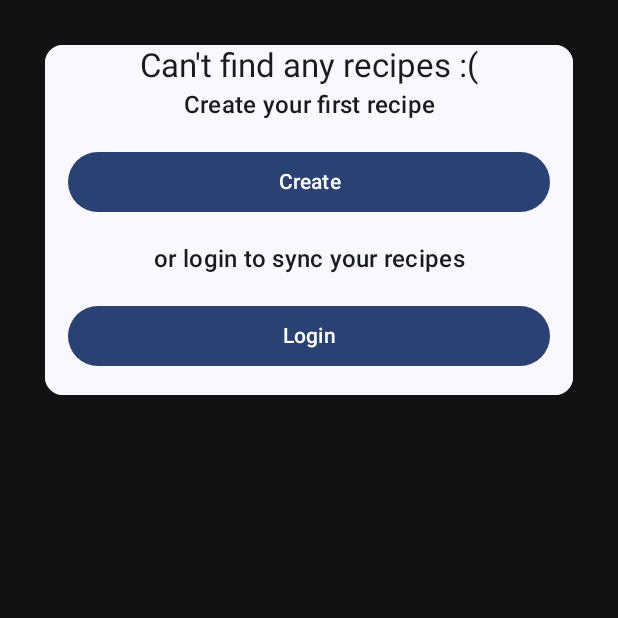
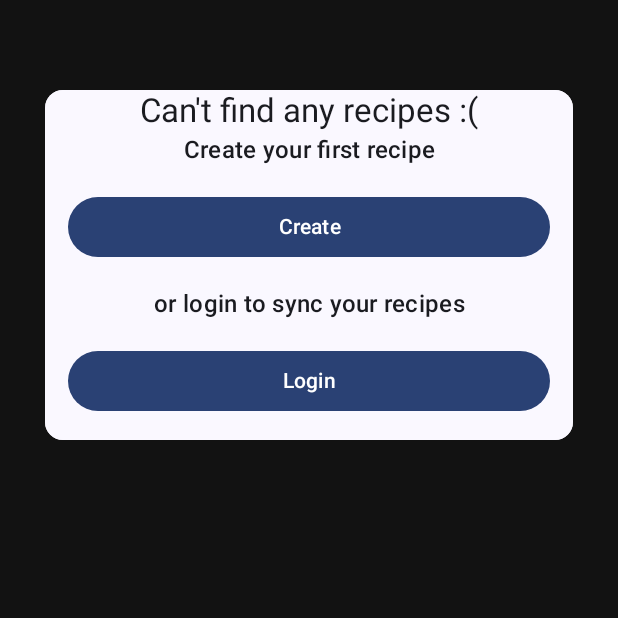
Before and after one commit to olim88/rezepte, an Android app built with Jetpack Compose: the SearchActivity screen opened directly, with no data from a screen before it, on a phone screen of 412 x 824 dp, the top half of it. Run offline under Robolectric (Android 15) with nearby library versions, the phone set to English and light mode, and no system bars; our stand-ins replace AdMob; libraries missing offline, so code that uses them is left out: com.dropbox.core; pictures from the network do not load.

Commit message:
stop app going behind status bar

```diff
--- a/app/src/main/java/olim/android/rezepte/LoginActivity.kt
+++ b/app/src/main/java/olim/android/rezepte/LoginActivity.kt
@@ -62,7 +62,6 @@ import olim.android.rezepte.fileManagment.dropbox.DownloadTask
 import olim.android.rezepte.fileManagment.dropbox.DropboxClient
 import olim.android.rezepte.fileManagment.dropbox.UploadTask
 import olim.android.rezepte.ui.theme.RezepteTheme
-import olim.android.rezepte.R
 
 
 class LoginActivity : AppCompatActivity() {
@@ -219,12 +218,15 @@ fun MainLoginUi(finished: () -> Unit) {
 private fun MainScreen() {
     // Fetching the Local Context
     val mContext = LocalContext.current
+    Spacer(Modifier.height(height = getStatusBarHeight()))
     Column(
         modifier = Modifier
             .fillMaxSize()
             .background(MaterialTheme.colorScheme.background)
             .verticalScroll(rememberScrollState())
     ) {
+        //allow for status bar height
+        Spacer(Modifier.height(height = getStatusBarHeight()))
         //return home button
         Button(onClick = {
 
--- a/app/src/main/java/olim/android/rezepte/MainActivity.kt
+++ b/app/src/main/java/olim/android/rezepte/MainActivity.kt
@@ -22,11 +22,13 @@ import androidx.compose.foundation.background
 import androidx.compose.foundation.layout.Column
 import androidx.compose.foundation.layout.Row
 import androidx.compose.foundation.layout.Spacer
+import androidx.compose.foundation.layout.WindowInsets
 import androidx.compose.foundation.layout.fillMaxHeight
 import androidx.compose.foundation.layout.fillMaxWidth
 import androidx.compose.foundation.layout.height
 import androidx.compose.foundation.layout.padding
 import androidx.compose.foundation.layout.size
+import androidx.compose.foundation.layout.statusBars
 import androidx.compose.foundation.rememberScrollState
 import androidx.compose.foundation.shape.RoundedCornerShape
 import androidx.compose.foundation.text.KeyboardActions
@@ -53,11 +55,13 @@ import androidx.compose.ui.graphics.Color
 import androidx.compose.ui.graphics.RectangleShape
 import androidx.compose.ui.layout.ContentScale
 import androidx.compose.ui.platform.LocalContext
+import androidx.compose.ui.platform.LocalDensity
 import androidx.compose.ui.res.painterResource
 import androidx.compose.ui.res.stringResource
 import androidx.compose.ui.text.TextStyle
 import androidx.compose.ui.text.style.TextAlign
 import androidx.compose.ui.tooling.preview.Preview
+import androidx.compose.ui.unit.Dp
 import androidx.compose.ui.unit.dp
 import androidx.compose.ui.unit.sp
 import androidx.compose.ui.viewinterop.AndroidView
@@ -82,7 +86,6 @@ import olim.android.rezepte.recipeCreation.externalLoading.DownloadWebsite
 import olim.android.rezepte.recipeCreation.externalLoading.ImageToRecipe
 import olim.android.rezepte.recipeCreation.parseData
 import olim.android.rezepte.ui.theme.RezepteTheme
-import olim.android.rezepte.R
 import java.io.File
 
 class MainActivity : ComponentActivity() {
@@ -161,7 +164,6 @@ class MainActivity : ComponentActivity() {
 private fun MainScreen(accountData: MutableState<Pair<FullAccount?, Boolean>>) {
     // Fetching the Local Context
     val mContext = LocalContext.current
-
     Column(
         modifier = Modifier
             .fillMaxWidth()
@@ -232,6 +234,9 @@ private fun MainScreen(accountData: MutableState<Pair<FullAccount?, Boolean>>) {
     }
 
     //settings button
+    Column() {
+        //allow for status bar height
+        Spacer(Modifier.height(height = getStatusBarHeight()))
         Row {
             Spacer(modifier = Modifier.weight(1f))
             IconButton(onClick = {
@@ -247,6 +252,8 @@ private fun MainScreen(accountData: MutableState<Pair<FullAccount?, Boolean>>) {
                 )
             }
         }
+    }
+
 }
 
 @OptIn(ExperimentalMaterial3Api::class)
@@ -614,6 +621,13 @@ fun createTempFile(context: Context): File {
     )
 }
 
+@Composable
+fun getStatusBarHeight():  Dp {
+    val statusBars = WindowInsets.statusBars
+    val density = LocalDensity.current
+    return with(density) { statusBars.getTop(density).toDp() }
+}
+
 @SuppressLint("UnrememberedMutableState")
 @Preview(showBackground = true)
 @Composable
--- a/app/src/main/java/olim/android/rezepte/SearchActivity.kt
+++ b/app/src/main/java/olim/android/rezepte/SearchActivity.kt
@@ -108,10 +108,7 @@ import olim.android.rezepte.recipeCreation.CreateAutomations
 import olim.android.rezepte.recipeMaking.MakeActivity
 import olim.android.rezepte.recipeMaking.getColor
 import olim.android.rezepte.ui.theme.RezepteTheme
-import olim.android.rezepte.R
 import java.util.Random
-import kotlin.collections.get
-import kotlin.collections.iterator
 
 
 class SearchActivity : ComponentActivity() {
@@ -855,12 +852,15 @@ fun MyTopBar() {
 @OptIn(ExperimentalMaterial3Api::class)
 @Composable
 fun SearchView(state: MutableState<TextFieldValue>) {
+
     TextField(
         value = state.value,
         onValueChange = { value ->
             state.value = value
         },
         modifier = Modifier
+            //allow for status bar height
+            .padding(top = getStatusBarHeight())
             .fillMaxWidth(),
         textStyle = TextStyle(fontSize = 18.sp),
         leadingIcon = {
@@ -1031,6 +1031,8 @@ fun NoReciepsFoundOuput() {
         modifier = Modifier
             .fillMaxWidth()
             .padding(30.dp)
+            //allow for status bar height
+            .padding(top = 30.dp + getStatusBarHeight())
             .animateContentSize()
     ) {
         Column(
--- a/app/src/main/java/olim/android/rezepte/WalkThoughActivity.kt
+++ b/app/src/main/java/olim/android/rezepte/WalkThoughActivity.kt
@@ -4,7 +4,6 @@ import android.app.Activity
 import android.content.Context
 import android.content.res.Configuration
 import android.os.Bundle
-import androidx.activity.ComponentActivity
 import androidx.activity.compose.BackHandler
 import androidx.activity.compose.setContent
 import androidx.annotation.StringRes
@@ -56,7 +55,6 @@ import olim.android.rezepte.fileManagment.dropbox.DbTokenHandling
 import olim.android.rezepte.recipeMaking.CookingStepDisplay
 import olim.android.rezepte.recipeMaking.getColor
 import olim.android.rezepte.ui.theme.RezepteTheme
-import olim.android.rezepte.R
 
 class WalkThoughActivity : AppCompatActivity() {
     override fun onCreate(savedInstanceState: Bundle?) {
@@ -505,6 +503,7 @@ private fun MainScreen() {
             )
         )
     }
+    Spacer(Modifier.height(height = getStatusBarHeight()))
     //make the back gesture do the same as the back button
     BackHandler(enabled = true, onBack = {
         //save the settings
--- a/app/src/main/java/olim/android/rezepte/recipeCreation/CreateActivity.kt
+++ b/app/src/main/java/olim/android/rezepte/recipeCreation/CreateActivity.kt
@@ -121,6 +121,7 @@ import olim.android.rezepte.fileManagment.FileSync
 import olim.android.rezepte.fileManagment.dropbox.DbTokenHandling
 import olim.android.rezepte.getEmptyRecipe
 import olim.android.rezepte.getEmptySearchData
+import olim.android.rezepte.getStatusBarHeight
 import olim.android.rezepte.recipeCreation.externalLoading.DownloadWebsite
 import olim.android.rezepte.ui.theme.RezepteTheme
 import org.redundent.kotlin.xml.xml
@@ -703,6 +704,8 @@ fun TitleInput(data: MutableState<Recipe>) {
             data.value.data.name = name.trim() //update name
         },
         modifier = Modifier
+            //allow for status bar height
+            .padding(top = getStatusBarHeight())
             .fillMaxWidth(),
         textStyle = TextStyle(fontSize = 18.sp),
         singleLine = true,
--- a/app/src/main/java/olim/android/rezepte/recipeMaking/MakeActivity.kt
+++ b/app/src/main/java/olim/android/rezepte/recipeMaking/MakeActivity.kt
@@ -27,6 +27,7 @@ import androidx.compose.foundation.layout.Row
 import androidx.compose.foundation.layout.Spacer
 import androidx.compose.foundation.layout.fillMaxSize
 import androidx.compose.foundation.layout.fillMaxWidth
+import androidx.compose.foundation.layout.height
 import androidx.compose.foundation.layout.padding
 import androidx.compose.foundation.rememberScrollState
 import androidx.compose.foundation.shape.RoundedCornerShape
@@ -83,6 +84,7 @@ import olim.android.rezepte.XmlExtraction
 import olim.android.rezepte.R
 import olim.android.rezepte.fileManagment.FileSync
 import olim.android.rezepte.getEmptyRecipe
+import olim.android.rezepte.getStatusBarHeight
 import olim.android.rezepte.recipeCreation.CreateActivity
 import olim.android.rezepte.ui.theme.RezepteTheme
 
@@ -762,6 +764,8 @@ private fun MainScreen(
             .background(MaterialTheme.colorScheme.background)
             .verticalScroll(rememberScrollState())
     ) {
+        //allow for status bar height
+        Spacer(Modifier.height(height = getStatusBarHeight()))
         //title
         Card(
             modifier = Modifier
```
Also changed, not shown: app/src/main/java/olim/android/rezepte/SettingsActivity.kt (+24 -11 lines), app/src/main/java/olim/android/rezepte/recipeCreation/LinkStepsToInstructionsActivity.kt (+7 -3 lines). Lines whose indentation alone changed are shown as unchanged.
